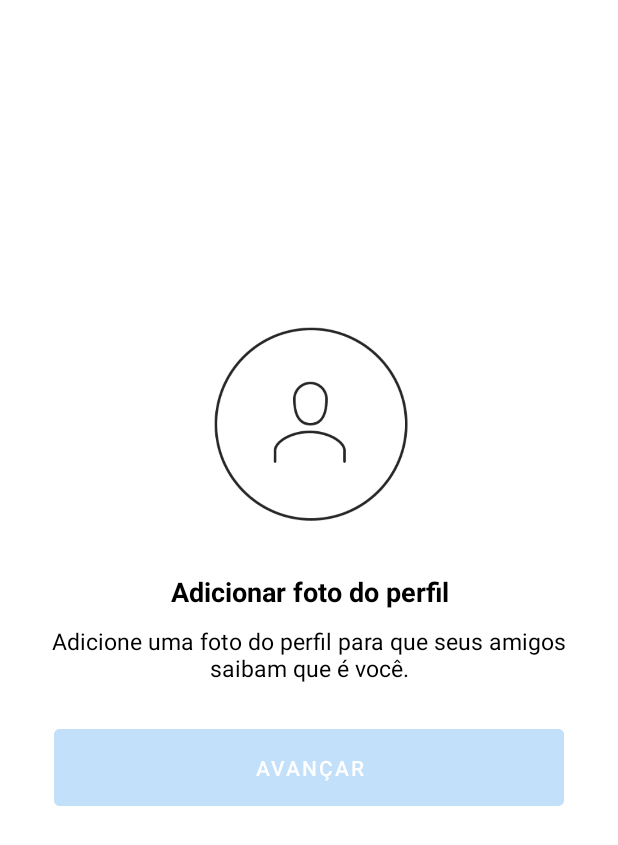
After one commit to luc-ads/InstaApp, an Android app: the RegisterAddPhotosFragment screen opened directly, with no data from a screen before it, on a phone screen of 412 x 824 dp. The commit adds this screen. Shown: the top 845 px of the screen. Run offline under Robolectric (Android 15) with nearby library versions, the phone set to English and light mode, and no system bars.

Commit message:
Subindo fragment para add fotos ao perfil do usuário

```diff
--- /dev/null
+++ b/app/src/main/java/com/example/instaapp/register/RegisterAddPhotosFragment.kt
@@ -0,0 +1,19 @@
+package com.example.instaapp.register
+
+import android.os.Bundle
+import android.view.LayoutInflater
+import android.view.View
+import android.view.ViewGroup
+import androidx.fragment.app.Fragment
+import com.example.instaapp.R
+
+class RegisterAddPhotosFragment: Fragment() {
+
+    override fun onCreateView(
+        inflater: LayoutInflater,
+        container: ViewGroup?,
+        savedInstanceState: Bundle?
+    ): View? {
+        return inflater.inflate(R.layout.fragment_register_add_photos, container, false)
+    }
+}
--- a/app/src/main/res/layout/activity_register.xml
+++ b/app/src/main/res/layout/activity_register.xml
@@ -10,8 +10,8 @@
         android:id="@+id/register_fragment"
         android:layout_width="match_parent"
         android:layout_height="match_parent"
-        tools:layout="@layout/fragment_register_welcome"
-        android:name="com.example.instaapp.register.RegisterWelcomeFragment"
+        tools:layout="@layout/fragment_register_add_photos"
+        android:name="com.example.instaapp.register.RegisterAddPhotosFragment"
         />
 
 </LinearLayout>
--- /dev/null
+++ b/app/src/main/res/layout/fragment_register_add_photos.xml
@@ -0,0 +1,57 @@
+<?xml version="1.0" encoding="utf-8"?>
+<androidx.constraintlayout.widget.ConstraintLayout xmlns:android="http://schemas.android.com/apk/res/android"
+    xmlns:app="http://schemas.android.com/apk/res-auto"
+    xmlns:tools="http://schemas.android.com/tools"
+    android:layout_width="match_parent"
+    android:layout_height="match_parent"
+    android:background="@color/white"
+    tools:context=".login.LoginActivity">
+
+    <ImageView
+        android:id="@+id/img_logo_register"
+        android:layout_width="150dp"
+        android:layout_height="150dp"
+        android:layout_marginTop="208dp"
+        android:contentDescription="@null"
+        android:src="@drawable/photo_icon"
+        app:layout_constraintEnd_toEndOf="parent"
+        app:layout_constraintHorizontal_bias="0.498"
+        app:layout_constraintStart_toStartOf="parent"
+        app:layout_constraintTop_toTopOf="parent" />
+
+    <TextView
+        android:id="@+id/txt_title_add_photo"
+        android:layout_width="0dp"
+        android:layout_height="wrap_content"
+        android:layout_marginTop="24dp"
+        android:text="@string/photo_register_title"
+        style="@style/Base.Theme.InstaApp.Title"
+        android:gravity="center"
+        app:layout_constraintStart_toStartOf="parent"
+        app:layout_constraintEnd_toEndOf="parent"
+        app:layout_constraintTop_toBottomOf="@id/img_logo_register"/>
+
+    <TextView
+        android:id="@+id/txt_subtitle_add_photo"
+        android:layout_width="0dp"
+        android:layout_height="wrap_content"
+        android:layout_marginTop="10dp"
+        android:text="@string/photo_register_subtitle"
+        style="@style/Base.Theme.InstaApp.SubTitle"
+        android:paddingHorizontal="24dp"
+        android:textAlignment="center"
+        app:layout_constraintStart_toStartOf="parent"
+        app:layout_constraintEnd_toEndOf="parent"
+        app:layout_constraintTop_toBottomOf="@id/txt_title_add_photo"/>
+
+    <com.example.instaapp.LoadingButton
+        android:id="@+id/btn_next_step"
+        android:layout_width="match_parent"
+        android:layout_height="wrap_content"
+        app:text="@string/next"
+        android:layout_marginTop="24dp"
+        android:enabled="false"
+        app:layout_constraintStart_toStartOf="parent"
+        app:layout_constraintTop_toBottomOf="@id/txt_subtitle_add_photo"/>
+
+</androidx.constraintlayout.widget.ConstraintLayout>
--- a/app/src/main/res/values/style.xml
+++ b/app/src/main/res/values/style.xml
@@ -32,4 +32,15 @@
         <item name="android:textSize">14sp</item>
     </style>
 
+    <style name="Base.Theme.InstaApp.Title">
+        <item name="android:textColor">@color/black</item>
+        <item name="android:textStyle">bold</item>
+        <item name="android:textSize">18sp</item>
+    </style>
+
+    <style name="Base.Theme.InstaApp.SubTitle">
+        <item name="android:textColor">@color/black</item>
+        <item name="android:textSize">15sp</item>
+    </style>
+
 </resources>
```
